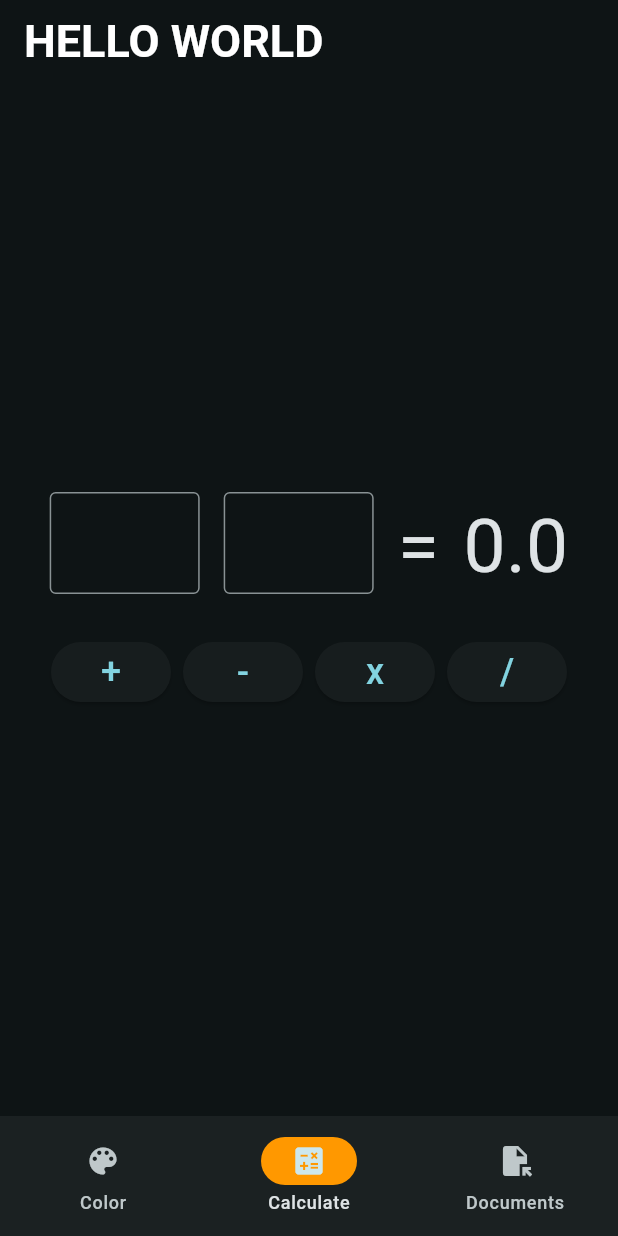
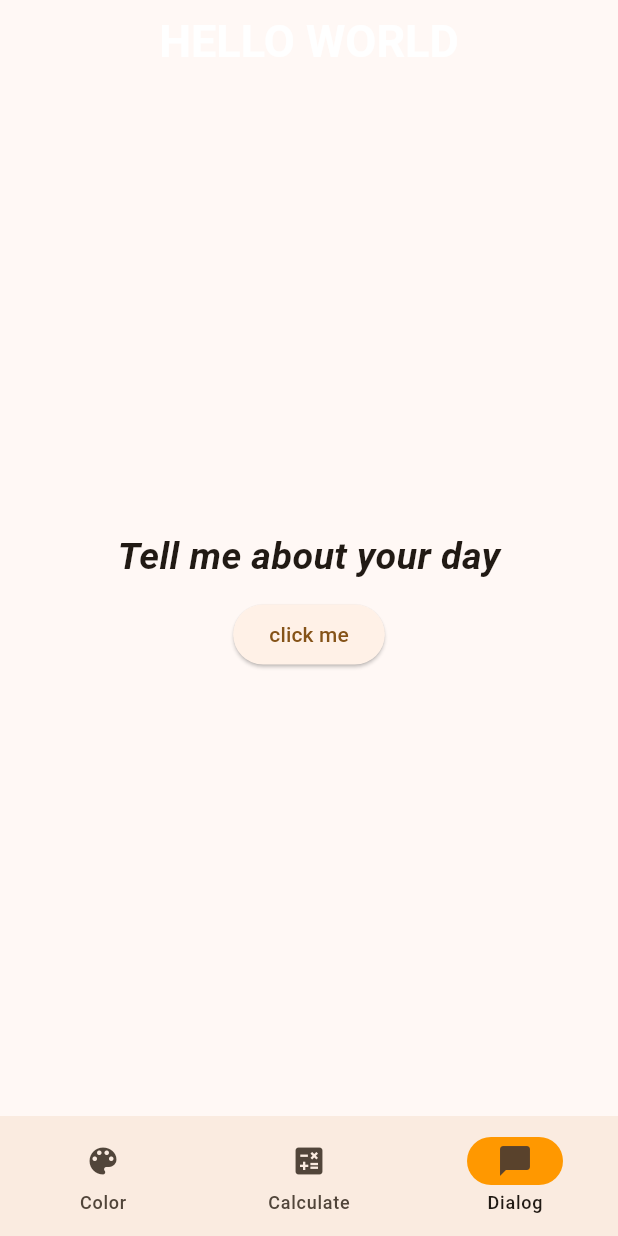
Before and after one commit to NaqiyyahMurshidah/flutter_application_1, a Flutter app: the screen it shows after launch, on a phone screen of 412 x 824 dp. Run offline on Flutter 3.47's test engine with Material 3 defaults, Android fonts, the phone set to English and light mode, and no system bars.

Commit message:
new update

```diff
--- a/lib/main.dart
+++ b/lib/main.dart
@@ -1,6 +1,7 @@
 import 'package:flutter/material.dart';
+import 'package:flutter_application_1/screens/dialog_screen.dart'; //auto import
 import './screens/color_screen.dart';
-import './screens/calc_screen.dart';
+import './screens/calc_screen.dart'; //manual import
 
 void main() {
   runApp(const MainApp());
@@ -16,7 +17,13 @@ class MainApp extends StatelessWidget {
       debugShowCheckedModeBanner: false,
       theme: ThemeData(
         colorScheme: ColorScheme.fromSeed(
-          seedColor: Colors.white,
+          seedColor: Colors.orange,
+          brightness: Brightness.light,
+        ),
+      ),
+      darkTheme: ThemeData(
+        colorScheme: ColorScheme.fromSeed(
+          seedColor: Colors.orange,
           brightness: Brightness.dark,
         ),
       ),
@@ -32,18 +39,20 @@ class MyHomePage extends StatefulWidget {
 }
 
 class _MyHomePageState extends State<MyHomePage> {
-  int currentIndex = 1; //page index
+  int currentIndex = 2; //page index
 
   @override
   Widget build(BuildContext context) {
     return Scaffold(
       appBar: AppBar(
-        title: Text(
-          'HELLO WORLD',
-          style: TextStyle(
-            fontWeight: FontWeight.bold,
-            fontSize: 30,
-            color: Colors.white,
+        title: Center(
+          child: Text(
+            'HELLO WORLD',
+            style: TextStyle(
+              fontWeight: FontWeight.bold,
+              fontSize: 30,
+              color: Colors.white,
+            ),
           ),
         ),
       ),
@@ -51,7 +60,7 @@ class _MyHomePageState extends State<MyHomePage> {
           [
             ColorScreen(),
             CalcScreen(),
-            Placeholder(),
+            DialogScreen(),
           ][currentIndex], //list of widgets
       bottomNavigationBar: NavigationBar(
         selectedIndex: currentIndex,
@@ -63,10 +72,7 @@ class _MyHomePageState extends State<MyHomePage> {
             icon: Icon(Icons.calculate),
             label: 'Calculate',
           ),
-          NavigationDestination(
-            icon: Icon(Icons.file_open),
-            label: 'Documents',
-          ),
+          NavigationDestination(icon: Icon(Icons.chat_bubble), label: 'Dialog'),
         ],
         onDestinationSelected: (index) {
           setState(() {
--- a/lib/screens/color_screen.dart
+++ b/lib/screens/color_screen.dart
@@ -16,7 +16,7 @@ class _ColorScreenState extends State<ColorScreen> {
       barrierDismissible: false, // user must tap button!
       builder: (BuildContext context) {
         return AlertDialog(
-          title: Text('Click me!'),
+          title: Text('Are you sure ?'),
           content: SingleChildScrollView( //this is a scrollable widget
             child: ListBody(
               children: <Widget>[
--- /dev/null
+++ b/lib/screens/dialog_screen.dart
@@ -0,0 +1,82 @@
+import 'package:flutter/material.dart';
+
+class DialogScreen extends StatefulWidget {
+  const DialogScreen({super.key});
+
+  @override
+  State<DialogScreen> createState() => _DialogScreenState();
+}
+
+class _DialogScreenState extends State<DialogScreen> {
+  TextEditingController inputController =
+      TextEditingController(); //Controller to grab input from user
+  String input = '';
+
+  @override
+  Widget build(BuildContext context) {
+    return Center(
+      child: Column(
+        mainAxisAlignment:
+            MainAxisAlignment.center, //center the text (at the middle)
+        spacing: 10.0,
+        children: [
+          input.isEmpty
+              ? Text(
+                'Tell me about your day', //if empty this
+                style: TextStyle(
+                  fontSize: 25,
+                  fontWeight: FontWeight.bold,
+                  fontStyle: FontStyle.italic,
+                ),
+              )
+              : SizedBox(width: 300, height: 50, child: Text(input)),
+          ElevatedButton(
+            onPressed: () {
+              showDialog(
+                context: context,
+                builder:
+                    (context) => AlertDialog(
+                      title: Text(
+                        'How are you?',
+                        style: TextStyle(fontSize: 19.0),
+                      ),
+                      content: TextField(
+                        controller: inputController,
+                        decoration: InputDecoration(
+                          label: Text('Enter your Feeling'),
+                          border: OutlineInputBorder(),
+                          hintText: 'Enter text',
+                        ),
+                      ),
+                      actions: [
+                        TextButton(
+                          onPressed: () {
+                            setState(() {
+                              input =
+                                  inputController
+                                      .text; //get the text from the text field (updating the state)
+                            });
+                            inputController
+                                .clear(); //clear the text field after submitting
+                            Navigator.pop(context);
+                          },
+                          child: Text('Submit'),
+                        ),
+                        TextButton(
+                          onPressed: () {
+                            Navigator.pop(context);
+                            inputController.clear();
+                          },
+                          child: Text('Cancel'),
+                        ),
+                      ],
+                    ),
+              );
+            },
+            child: Text('click me'),
+          ),
+        ],
+      ),
+    ); //center to make the text in the middle
+  }
+}
```
Also changed, not shown: lib/screens/calc_screen.dart (+37 -9 lines).
